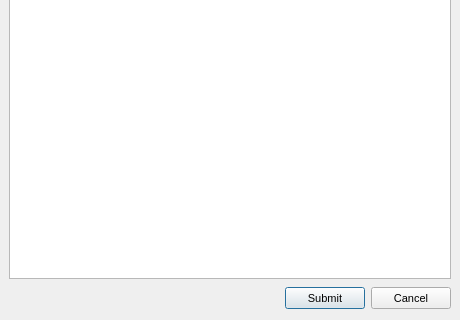
Above: src/MEGASync/gui/win/PasteMegaLinksDialog.ui from meganz/MEGAsync before the change; both pictures show x 0 to 460 and y 140 to 460 of the 460 by 460 pixel window. Below: the same form after it.
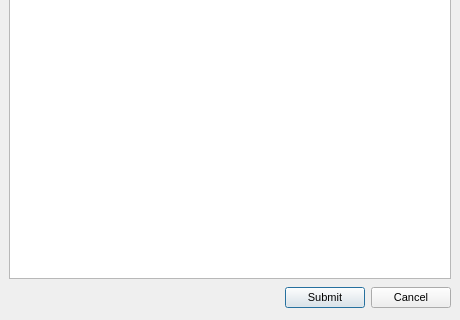
That is the form after the change.

Commit message: SNC-2573. Button sizes on dialogs on windows

Diff of the .ui file:
```diff
--- a/src/MEGASync/gui/win/PasteMegaLinksDialog.ui
+++ b/src/MEGASync/gui/win/PasteMegaLinksDialog.ui
@@ -31,25 +31,10 @@
 font-size: 11px;
 }
 
-QCheckBox::indicator {
-     width: 16px;
-     height: 16px;
- }
-
-QRadioButton::indicator {
-     width: 16px;
-     height: 16px;
- }
-
 QScrollBar:horizontal {
 height: 16px;
 }
 
-QPushButton
-{
-    min-height: 14px;
-	height: 14px;
-}
 </string>
   </property>
   <layout class="QVBoxLayout" name="verticalLayout">
```
The commit also changes 20 other files.
